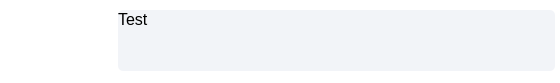
First picture: the form in qml/ui/message.ui, repository Nordgedanken/Morpheus, before the edit.
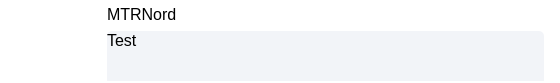
Second picture: the form after the edit. Icons and pictures are not drawn.

Patch:
```diff
--- a/qml/ui/message.ui
+++ b/qml/ui/message.ui
@@ -19,30 +19,21 @@
   <widget class="QWidget" name="widget" native="true">
    <property name="geometry">
     <rect>
-     <x>118</x>
-     <y>10</y>
+     <x>107</x>
+     <y>4</y>
      <width>437</width>
-     <height>61</height>
+     <height>77</height>
     </rect>
    </property>
-   <layout class="QVBoxLayout" name="verticalLayout">
-    <property name="spacing">
-     <number>0</number>
-    </property>
-    <property name="leftMargin">
-     <number>0</number>
-    </property>
-    <property name="topMargin">
-     <number>0</number>
-    </property>
-    <property name="rightMargin">
-     <number>0</number>
-    </property>
-    <property name="bottomMargin">
-     <number>0</number>
-    </property>
-    <item>
      <widget class="QLabel" name="messageContent">
+    <property name="geometry">
+     <rect>
+      <x>0</x>
+      <y>27</y>
+      <width>437</width>
+      <height>54</height>
+     </rect>
+    </property>
       <property name="font">
        <font>
         <family>Arial</family>
@@ -71,8 +62,27 @@
        <bool>true</bool>
       </property>
      </widget>
-    </item>
-   </layout>
+   <widget class="QLabel" name="Sender">
+    <property name="geometry">
+     <rect>
+      <x>0</x>
+      <y>0</y>
+      <width>437</width>
+      <height>21</height>
+     </rect>
+    </property>
+    <property name="font">
+     <font>
+      <pointsize>12</pointsize>
+     </font>
+    </property>
+    <property name="text">
+     <string>MTRNord</string>
+    </property>
+    <property name="openExternalLinks">
+     <bool>true</bool>
+    </property>
+   </widget>
   </widget>
   <widget class="QWidget" name="widget_2" native="true">
    <property name="geometry">
```
Left out of the diff: 29 changed lines with no effect on the pictures. Lines whose indentation alone changed are shown as unchanged.
